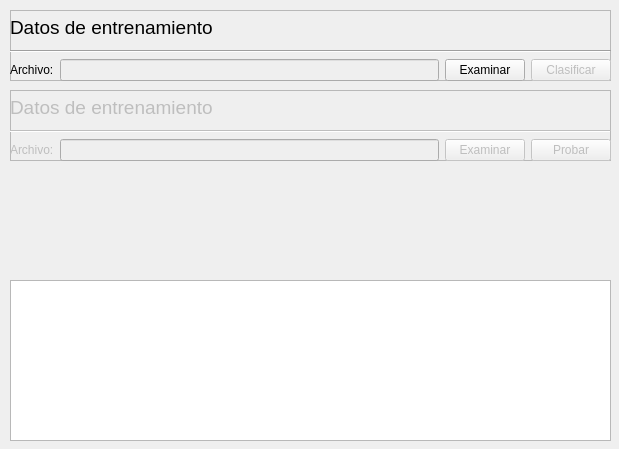
Old version of the form views/mainwindow.ui in the repository Volderpayoda/python-gui.
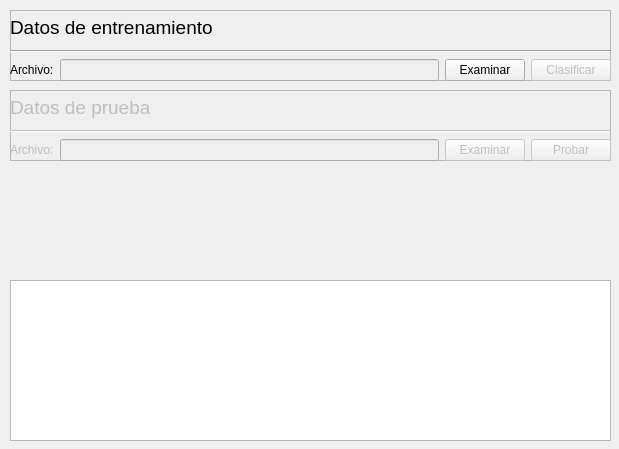
New version of the form.

Commit message: Actualizando las vistas del modelo

```diff
--- a/views/mainwindow.ui
+++ b/views/mainwindow.ui
@@ -166,7 +166,7 @@
            </font>
           </property>
           <property name="text">
-           <string>Datos de entrenamiento</string>
+           <string>Datos de prueba</string>
           </property>
          </widget>
         </item>
```
Left out of the diff: 2 changed lines with no effect on the pictures. The commit also changes 1 other file.
